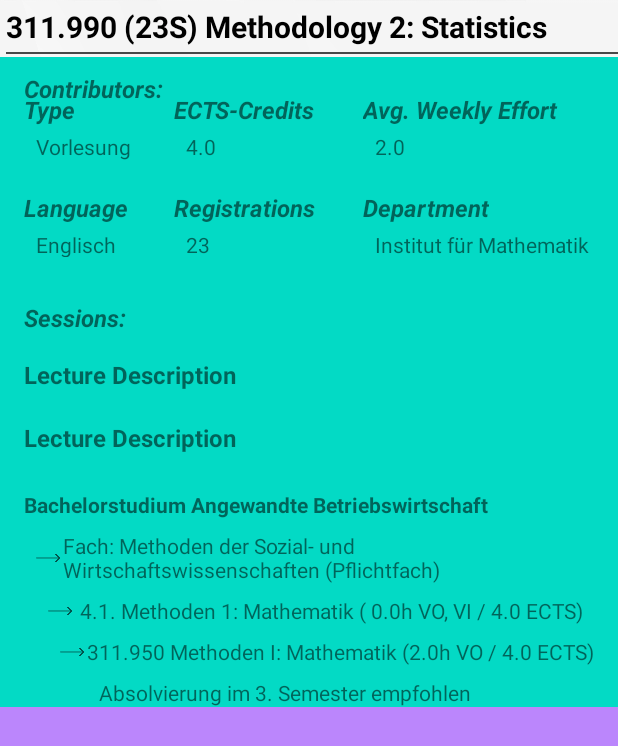
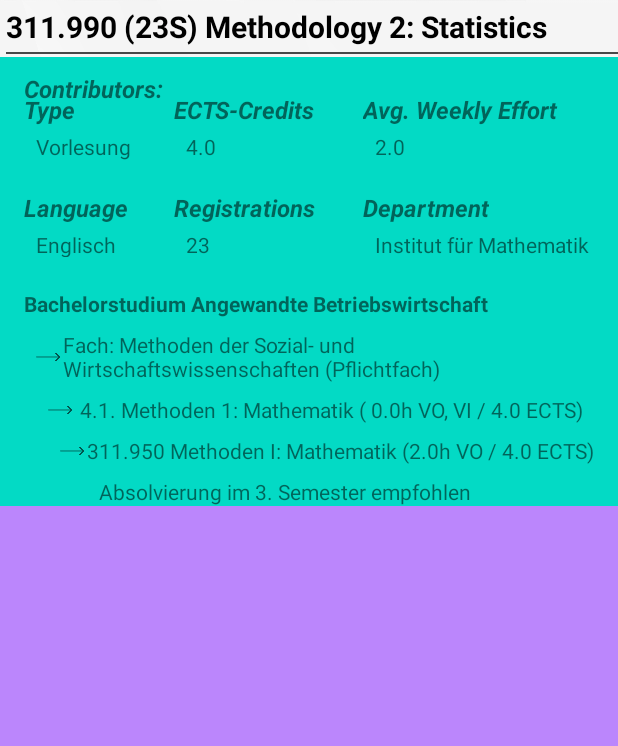
Before and after one commit to Marty-Byrde/Campus-Wrapper, an Android app: the LectureFragment screen opened directly, with no data from a screen before it, on a phone screen of 412 x 824 dp. Shown: the top 746 px of the screen. Run offline under Robolectric (Android 15) with nearby library versions, the phone set to English and light mode, and no system bars; pictures from the network do not load; 10 statements that could not run were skipped.

Commit message:
feat: changed visibility of lecture-containers
Setting the visibility to gone so that if no content is added, headings with no content, are not shown.

```diff
--- a/app/src/main/java/com/example/campuswrapper/LectureFragment.kt
+++ b/app/src/main/java/com/example/campuswrapper/LectureFragment.kt
@@ -18,10 +18,20 @@ import com.google.gson.Gson
 
 class LectureFragment : AppCompatActivity() {
     private lateinit var lecture: Lecture;
+    private lateinit var sessionContainer: View;
+    private lateinit var descriptionContainer: View;
+    private lateinit var examInfoContainer: View;
 
     override fun onCreate(savedInstanceState: Bundle?) {
         super.onCreate(savedInstanceState)
         setContentView(R.layout.fragment_lecture)
+        sessionContainer = findViewById(R.id.lectureSessionContainer)
+        descriptionContainer = findViewById(R.id.lectureDescriptions)
+        examInfoContainer = findViewById(R.id.lectureExamInformation)
+
+        sessionContainer.visibility = View.GONE
+        descriptionContainer.visibility = View.GONE
+        examInfoContainer.visibility = View.GONE
 
         lecture = Gson().fromJson(intent.getStringExtra("lecture"), Lecture::class.java)
         fillLayouts()
```
